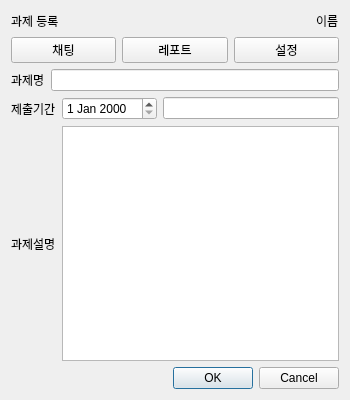
This is TA/report_create.ui in gnu-swta/Report_pro as Qt 5 draws it before an edit. The edited form follows.
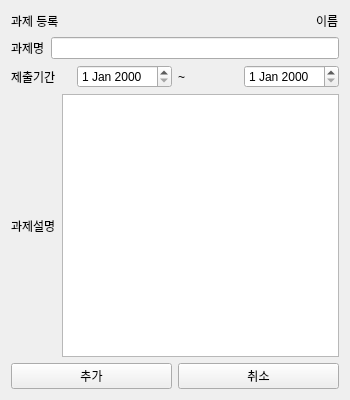
This is the edited form.

```diff
--- a/TA/report_create.ui
+++ b/TA/report_create.ui
@@ -45,31 +45,6 @@
      </item>
     </layout>
    </item>
-   <item>
-    <layout class="QHBoxLayout" name="horizontalLayout_2">
-     <item>
-      <widget class="QPushButton" name="chat">
-       <property name="text">
-        <string>채팅</string>
-       </property>
-      </widget>
-     </item>
-     <item>
-      <widget class="QPushButton" name="report">
-       <property name="text">
-        <string>레포트</string>
-       </property>
-      </widget>
-     </item>
-     <item>
-      <widget class="QPushButton" name="set">
-       <property name="text">
-        <string>설정</string>
-       </property>
-      </widget>
-     </item>
-    </layout>
-   </item>
    <item>
     <layout class="QHBoxLayout" name="horizontalLayout_3">
      <item>
@@ -97,7 +72,17 @@
       <widget class="QDateEdit" name="dateEdit"/>
      </item>
      <item>
-      <widget class="QLineEdit" name="lineEdit_2"/>
+      <widget class="QLabel" name="label_6">
+       <property name="enabled">
+        <bool>true</bool>
+       </property>
+       <property name="text">
+        <string>~</string>
+       </property>
+      </widget>
+     </item>
+     <item>
+      <widget class="QDateEdit" name="end_date"/>
      </item>
     </layout>
    </item>
@@ -116,11 +101,22 @@
     </layout>
    </item>
    <item>
-    <widget class="QDialogButtonBox" name="buttonBox">
-     <property name="standardButtons">
-      <set>QDialogButtonBox::Cancel|QDialogButtonBox::Ok</set>
-     </property>
-    </widget>
+    <layout class="QHBoxLayout" name="horizontalLayout_2">
+     <item>
+      <widget class="QPushButton" name="add">
+       <property name="text">
+        <string>추가</string>
+       </property>
+      </widget>
+     </item>
+     <item>
+      <widget class="QPushButton" name="cancel">
+       <property name="text">
+        <string>취소</string>
+       </property>
+      </widget>
+     </item>
+    </layout>
    </item>
   </layout>
  </widget>
```
Left out of the diff: 2 changed lines with no effect on the pictures.
